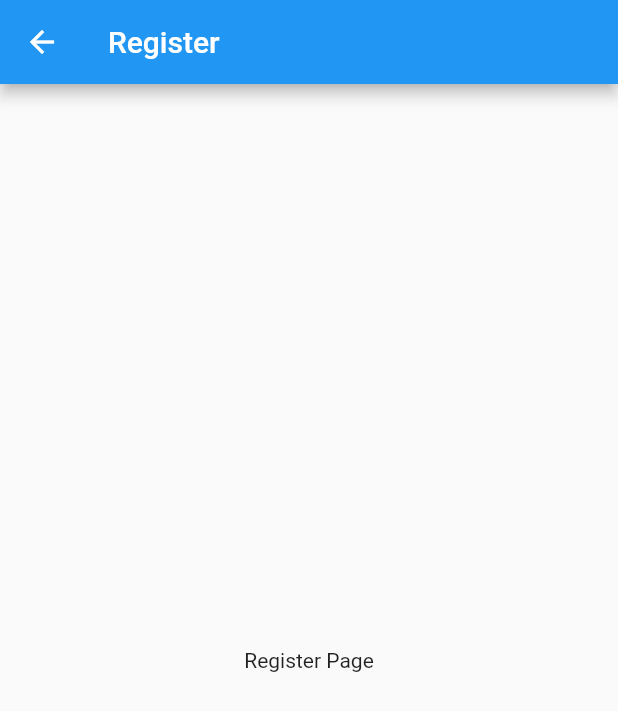
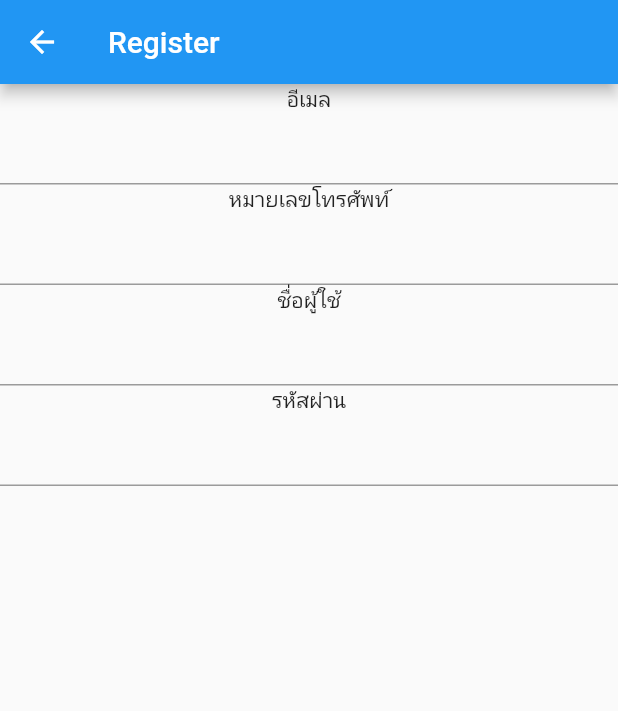
Before and after one commit to AINutritionProject/KinDeeUDee, a Flutter app: the RegisterPage screen opened directly, on a phone screen of 412 x 824 dp. Shown: the top 711 px of the screen. Run offline on Flutter 3.47's test engine with Material 2 defaults, Android fonts, the phone set to English and light mode, and no system bars; our stand-ins replace firebase_core; accounts and stored records are empty.

Commit message:
create basic form

```diff
--- a/lib/pages/register.dart
+++ b/lib/pages/register.dart
@@ -10,8 +10,61 @@ class RegisterPage extends StatelessWidget {
         title: const Text("Register"),
       ),
       body: const Center(
-        child: Text('Register Page'),
+        child: RegisterForm(),
       ),
     );
   }
 }
+
+class RegisterForm extends StatefulWidget {
+  const RegisterForm({super.key});
+
+  @override
+  State<RegisterForm> createState() => _RegisterFormState();
+}
+
+class _RegisterFormState extends State<RegisterForm> {
+  final _formKey = GlobalKey<FormState>();
+  final TextEditingController _emailController = TextEditingController();
+  final TextEditingController _passwordController = TextEditingController();
+  final TextEditingController _phoneNumberController = TextEditingController();
+  final TextEditingController _usernameController = TextEditingController();
+  @override
+  Widget build(BuildContext context) {
+    return Form(
+        key: _formKey,
+        child: Column(
+          children: [
+            TextFormSlot(controller: _emailController, name: "อีเมล"),
+            TextFormSlot(
+              controller: _phoneNumberController,
+              name: "หมายเลขโทรศัพท์",
+            ),
+            TextFormSlot(
+              controller: _usernameController,
+              name: "ชื่อผู้ใช้",
+            ),
+            TextFormSlot(
+              controller: _passwordController,
+              name: "รหัสผ่าน",
+            )
+          ],
+        ));
+  }
+}
+
+class TextFormSlot extends StatelessWidget {
+  const TextFormSlot({super.key, required this.controller, required this.name});
+  final TextEditingController controller;
+  final String name;
+
+  @override
+  Widget build(BuildContext context) {
+    return Column(
+      children: [
+        Text(name),
+        TextFormField(controller: controller),
+      ],
+    );
+  }
+}
```
